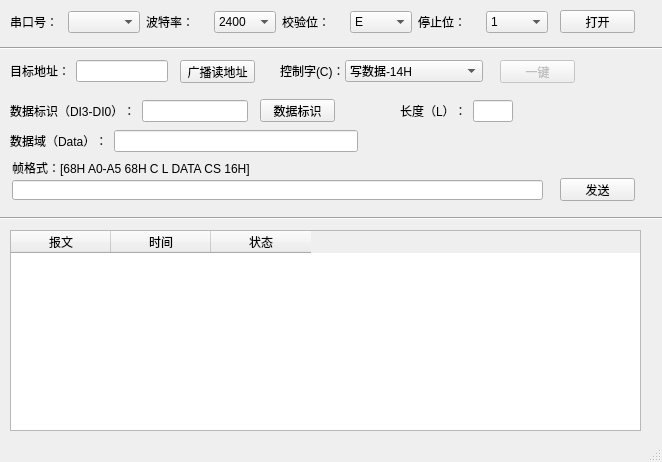
qwerttqq95/645easy, file venv/UI/MainWindow.ui: the form before one commit.
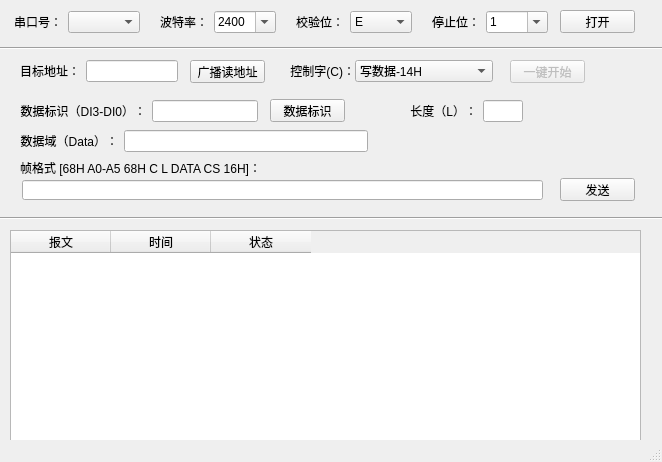
The form after the commit.

Patch:
```diff
--- a/venv/UI/MainWindow.ui
+++ b/venv/UI/MainWindow.ui
@@ -10,6 +10,24 @@
     <height>462</height>
    </rect>
   </property>
+  <property name="sizePolicy">
+   <sizepolicy hsizetype="Fixed" vsizetype="Fixed">
+    <horstretch>0</horstretch>
+    <verstretch>0</verstretch>
+   </sizepolicy>
+  </property>
+  <property name="minimumSize">
+   <size>
+    <width>662</width>
+    <height>462</height>
+   </size>
+  </property>
+  <property name="maximumSize">
+   <size>
+    <width>662</width>
+    <height>462</height>
+   </size>
+  </property>
   <property name="windowTitle">
    <string>645easy</string>
   </property>
@@ -20,7 +38,7 @@
       <x>10</x>
       <y>230</y>
       <width>631</width>
-      <height>201</height>
+      <height>211</height>
      </rect>
     </property>
     <property name="horizontalScrollBarPolicy">
@@ -80,7 +98,7 @@
    <widget class="QPushButton" name="pushButton_2">
     <property name="geometry">
      <rect>
-      <x>180</x>
+      <x>190</x>
       <y>60</y>
       <width>75</width>
       <height>23</height>
@@ -93,7 +111,7 @@
    <widget class="QWidget" name="layoutWidget_4">
     <property name="geometry">
      <rect>
-      <x>10</x>
+      <x>20</x>
       <y>100</y>
       <width>241</width>
       <height>22</height>
@@ -111,6 +129,9 @@
        <property name="text">
         <string>数据标识（DI3-DI0）：</string>
        </property>
+       <property name="alignment">
+        <set>Qt::AlignRight|Qt::AlignTrailing|Qt::AlignVCenter</set>
+       </property>
       </widget>
      </item>
      <item>
@@ -131,7 +152,7 @@
    <widget class="QWidget" name="layoutWidget_5">
     <property name="geometry">
      <rect>
-      <x>10</x>
+      <x>20</x>
       <y>130</y>
       <width>351</width>
       <height>22</height>
@@ -149,6 +170,9 @@
        <property name="text">
         <string>数据域（Data）：</string>
        </property>
+       <property name="alignment">
+        <set>Qt::AlignRight|Qt::AlignTrailing|Qt::AlignVCenter</set>
+       </property>
       </widget>
      </item>
      <item>
@@ -169,7 +193,7 @@
    <widget class="QPushButton" name="pushButton_3">
     <property name="geometry">
      <rect>
-      <x>260</x>
+      <x>270</x>
       <y>99</y>
       <width>75</width>
       <height>23</height>
@@ -182,9 +206,9 @@
    <widget class="QLineEdit" name="lineEdit_5">
     <property name="geometry">
      <rect>
-      <x>12</x>
+      <x>22</x>
       <y>180</y>
-      <width>531</width>
+      <width>521</width>
       <height>20</height>
      </rect>
     </property>
@@ -192,14 +216,14 @@
    <widget class="QLabel" name="label_11">
     <property name="geometry">
      <rect>
-      <x>12</x>
+      <x>20</x>
       <y>160</y>
       <width>251</width>
       <height>16</height>
      </rect>
     </property>
     <property name="text">
-     <string>帧格式：[68H A0-A5 68H C L DATA CS 16H]</string>
+     <string>帧格式 [68H A0-A5 68H C L DATA CS 16H]：</string>
     </property>
    </widget>
    <widget class="QPushButton" name="pushButton_4">
@@ -221,14 +245,14 @@
     </property>
     <property name="geometry">
      <rect>
-      <x>500</x>
+      <x>510</x>
       <y>60</y>
       <width>75</width>
       <height>23</height>
      </rect>
     </property>
     <property name="text">
-     <string>一键</string>
+     <string>一键开始</string>
     </property>
    </widget>
    <widget class="Line" name="line_2">
@@ -261,6 +285,9 @@
          <property name="text">
           <string>串口号：</string>
          </property>
+         <property name="alignment">
+          <set>Qt::AlignRight|Qt::AlignTrailing|Qt::AlignVCenter</set>
+         </property>
         </widget>
        </item>
        <item>
@@ -275,10 +302,16 @@
          <property name="text">
           <string>波特率：</string>
          </property>
+         <property name="alignment">
+          <set>Qt::AlignRight|Qt::AlignTrailing|Qt::AlignVCenter</set>
+         </property>
         </widget>
        </item>
        <item>
         <widget class="QComboBox" name="comboBox_4">
+         <property name="editable">
+          <bool>true</bool>
+         </property>
          <item>
           <property name="text">
            <string>2400</string>
@@ -300,6 +333,9 @@
          <property name="text">
           <string>校验位：</string>
          </property>
+         <property name="alignment">
+          <set>Qt::AlignRight|Qt::AlignTrailing|Qt::AlignVCenter</set>
+         </property>
         </widget>
        </item>
        <item>
@@ -325,10 +361,16 @@
          <property name="text">
           <string>停止位：</string>
          </property>
+         <property name="alignment">
+          <set>Qt::AlignRight|Qt::AlignTrailing|Qt::AlignVCenter</set>
+         </property>
         </widget>
        </item>
        <item>
         <widget class="QComboBox" name="comboBox">
+         <property name="editable">
+          <bool>true</bool>
+         </property>
          <item>
           <property name="text">
            <string>1</string>
@@ -348,7 +390,7 @@
    <widget class="QWidget" name="layoutWidget">
     <property name="geometry">
      <rect>
-      <x>10</x>
+      <x>20</x>
       <y>60</y>
       <width>161</width>
       <height>22</height>
@@ -366,6 +408,9 @@
        <property name="text">
         <string>目标地址：</string>
        </property>
+       <property name="alignment">
+        <set>Qt::AlignRight|Qt::AlignTrailing|Qt::AlignVCenter</set>
+       </property>
       </widget>
      </item>
      <item>
@@ -386,7 +431,7 @@
    <widget class="QWidget" name="layoutWidget">
     <property name="geometry">
      <rect>
-      <x>280</x>
+      <x>290</x>
       <y>60</y>
       <width>203</width>
       <height>22</height>
@@ -404,6 +449,9 @@
        <property name="text">
         <string>控制字(C)：</string>
        </property>
+       <property name="alignment">
+        <set>Qt::AlignRight|Qt::AlignTrailing|Qt::AlignVCenter</set>
+       </property>
       </widget>
      </item>
      <item>
@@ -425,7 +473,7 @@
    <widget class="QWidget" name="layoutWidget">
     <property name="geometry">
      <rect>
-      <x>400</x>
+      <x>410</x>
       <y>100</y>
       <width>113</width>
       <height>22</height>
@@ -437,6 +485,9 @@
        <property name="text">
         <string>长度（L）：</string>
        </property>
+       <property name="alignment">
+        <set>Qt::AlignRight|Qt::AlignTrailing|Qt::AlignVCenter</set>
+       </property>
       </widget>
      </item>
      <item>
```
